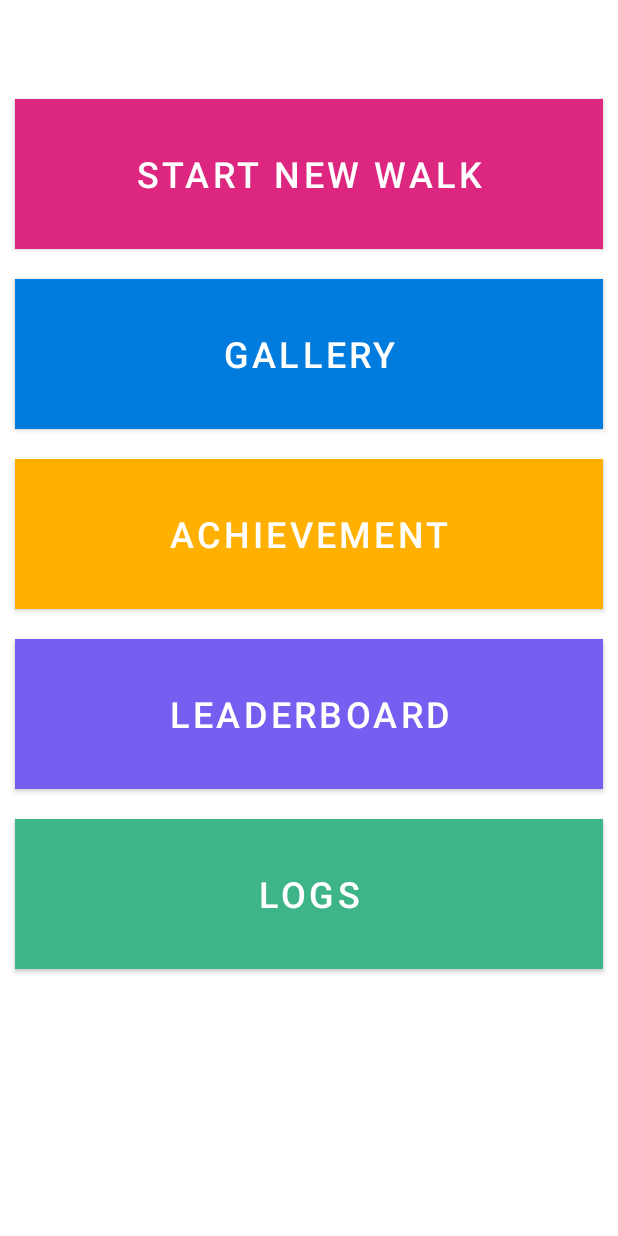
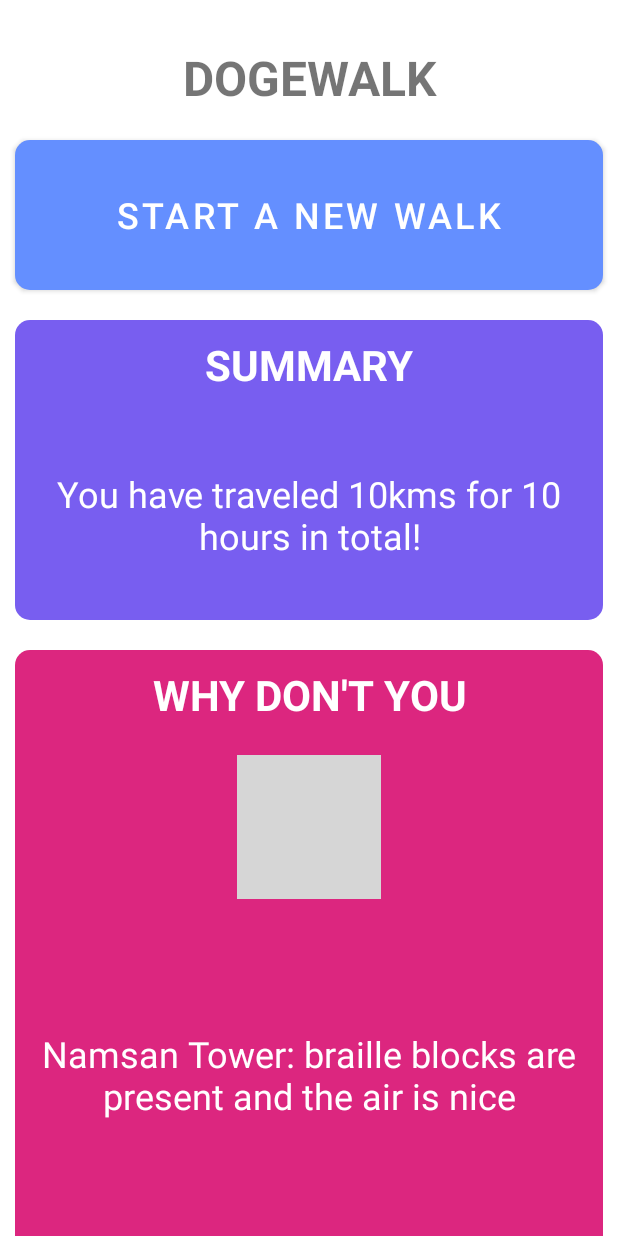
Before and after one commit to chang-jin/muc-2022-team7, an Android app: the screen it shows after launch (MainActivity), on a phone screen of 412 x 824 dp. Run offline under Robolectric (Android 15) with nearby library versions, the light colour scheme and no system bars; 4 statements that could not run were skipped; grey boxes are pictures that could not be loaded.

Commit message:
Main UI change

```diff
--- /dev/null
+++ b/app/src/main/res/drawable/button_blue0.xml
@@ -0,0 +1,21 @@
+<?xml version="1.0" encoding="utf-8"?>
+<selector xmlns:android="http://schemas.android.com/apk/res/android" >
+    <item android:state_pressed="true" >
+        <shape android:shape="rectangle"  >
+            <corners android:radius="10dip" />
+            <solid android:color="@color/ibm_skyblue"></solid>
+        </shape>
+    </item>
+    <item android:state_focused="true">
+        <shape android:shape="rectangle"  >
+            <corners android:radius="10dip" />
+            <solid android:color="@color/ibm_skyblue"></solid>
+        </shape>
+    </item>
+    <item >
+        <shape android:shape="rectangle"  >
+            <corners android:radius="10dip" />
+            <solid android:color="@color/ibm_skyblue"></solid>
+        </shape>
+    </item>
+</selector>
--- /dev/null
+++ b/app/src/main/res/drawable/button_magenta0.xml
@@ -0,0 +1,21 @@
+<?xml version="1.0" encoding="utf-8"?>
+<selector xmlns:android="http://schemas.android.com/apk/res/android" >
+    <item android:state_pressed="true" >
+        <shape android:shape="rectangle"  >
+            <corners android:radius="10dip" />
+            <solid android:color="@color/ibm_magenta"></solid>
+        </shape>
+    </item>
+    <item android:state_focused="true">
+        <shape android:shape="rectangle"  >
+            <corners android:radius="10dip" />
+            <solid android:color="@color/ibm_magenta"></solid>
+        </shape>
+    </item>
+    <item >
+        <shape android:shape="rectangle"  >
+            <corners android:radius="10dip" />
+            <solid android:color="@color/ibm_magenta"></solid>
+        </shape>
+    </item>
+</selector>
--- /dev/null
+++ b/app/src/main/res/drawable/button_purple0.xml
@@ -0,0 +1,21 @@
+<?xml version="1.0" encoding="utf-8"?>
+<selector xmlns:android="http://schemas.android.com/apk/res/android" >
+    <item android:state_pressed="true" >
+        <shape android:shape="rectangle"  >
+            <corners android:radius="10dip" />
+            <solid android:color="@color/ibm_purple"></solid>
+        </shape>
+    </item>
+    <item android:state_focused="true">
+        <shape android:shape="rectangle"  >
+            <corners android:radius="10dip" />
+            <solid android:color="@color/ibm_purple"></solid>
+        </shape>
+    </item>
+    <item >
+        <shape android:shape="rectangle"  >
+            <corners android:radius="10dip" />
+            <solid android:color="@color/ibm_purple"></solid>
+        </shape>
+    </item>
+</selector>
--- /dev/null
+++ b/app/src/main/res/drawable/button_yellow0.xml
@@ -0,0 +1,21 @@
+<?xml version="1.0" encoding="utf-8"?>
+<selector xmlns:android="http://schemas.android.com/apk/res/android" >
+    <item android:state_pressed="true" >
+        <shape android:shape="rectangle"  >
+            <corners android:radius="10dip" />
+            <solid android:color="@color/ibm_yellow"></solid>
+        </shape>
+    </item>
+    <item android:state_focused="true">
+        <shape android:shape="rectangle"  >
+            <corners android:radius="10dip" />
+            <solid android:color="@color/ibm_yellow"></solid>
+        </shape>
+    </item>
+    <item >
+        <shape android:shape="rectangle"  >
+            <corners android:radius="10dip" />
+            <solid android:color="@color/ibm_yellow"></solid>
+        </shape>
+    </item>
+</selector>
--- /dev/null
+++ b/app/src/main/res/drawable/view_blue0.xml
@@ -0,0 +1,21 @@
+<?xml version="1.0" encoding="utf-8"?>
+<selector xmlns:android="http://schemas.android.com/apk/res/android" >
+    <item android:state_pressed="true" >
+        <shape android:shape="rectangle"  >
+            <corners android:radius="10dip" />
+            <solid android:color="@color/ibm_skyblue"></solid>
+        </shape>
+    </item>
+    <item android:state_focused="true">
+        <shape android:shape="rectangle"  >
+            <corners android:radius="10dip" />
+            <solid android:color="@color/ibm_skyblue"></solid>
+        </shape>
+    </item>
+    <item >
+        <shape android:shape="rectangle"  >
+            <corners android:radius="10dip" />
+            <solid android:color="@color/ibm_skyblue"></solid>
+        </shape>
+    </item>
+</selector>
--- /dev/null
+++ b/app/src/main/res/drawable/view_magenta0.xml
@@ -0,0 +1,21 @@
+<?xml version="1.0" encoding="utf-8"?>
+<selector xmlns:android="http://schemas.android.com/apk/res/android" >
+    <item android:state_pressed="true" >
+        <shape android:shape="rectangle"  >
+            <corners android:radius="10dip" />
+            <solid android:color="@color/ibm_magenta"></solid>
+        </shape>
+    </item>
+    <item android:state_focused="true">
+        <shape android:shape="rectangle"  >
+            <corners android:radius="10dip" />
+            <solid android:color="@color/ibm_magenta"></solid>
+        </shape>
+    </item>
+    <item >
+        <shape android:shape="rectangle"  >
+            <corners android:radius="10dip" />
+            <solid android:color="@color/ibm_magenta"></solid>
+        </shape>
+    </item>
+</selector>
--- /dev/null
+++ b/app/src/main/res/drawable/view_purple0.xml
@@ -0,0 +1,21 @@
+<?xml version="1.0" encoding="utf-8"?>
+<selector xmlns:android="http://schemas.android.com/apk/res/android" >
+    <item android:state_pressed="true" >
+        <shape android:shape="rectangle"  >
+            <corners android:radius="10dip" />
+            <solid android:color="@color/ibm_purple"></solid>
+        </shape>
+    </item>
+    <item android:state_focused="true">
+        <shape android:shape="rectangle"  >
+            <corners android:radius="10dip" />
+            <solid android:color="@color/ibm_purple"></solid>
+        </shape>
+    </item>
+    <item >
+        <shape android:shape="rectangle"  >
+            <corners android:radius="10dip" />
+            <solid android:color="@color/ibm_purple"></solid>
+        </shape>
+    </item>
+</selector>
--- a/app/src/main/res/layout/activity_main.xml
+++ b/app/src/main/res/layout/activity_main.xml
@@ -1,4 +1,10 @@
 <?xml version="1.0" encoding="utf-8"?>
+
+<ScrollView
+    android:layout_width="match_parent"
+    android:layout_height="match_parent"
+    xmlns:android="http://schemas.android.com/apk/res/android">
+
 <LinearLayout xmlns:android="http://schemas.android.com/apk/res/android"
     xmlns:app="http://schemas.android.com/apk/res-auto"
     xmlns:tools="http://schemas.android.com/tools"
@@ -6,26 +12,138 @@
     android:layout_width="match_parent"
     android:layout_height="match_parent"
     android:orientation="vertical"
-    android:paddingTop="?attr/actionBarSize">
+    android:paddingTop="10dp">
 
+    <TextView
+        android:id="@+id/main_header"
+        android:text="@string/main_header"
+
+
+        android:layout_width="match_parent"
+        android:layout_height="match_parent"
+        android:gravity="center"
+        android:textAlignment="center"
+        android:paddingTop="20dp"
+
+        android:paddingBottom="10dp"
+        android:textStyle="bold"
+        android:textAllCaps="true"
+        android:textSize="32dp"
+        />
 
     <Button
         android:id="@+id/start_recording"
         android:layout_width="match_parent"
         android:layout_height="100dp"
         android:layout_margin="10dp"
-        android:background="#DC267F"
-        android:text="Start new walk"
+        android:background="@drawable/button_blue0"
+        android:text="Start a new walk"
         android:textColor="@color/white"
         android:textSize="24sp"
         app:backgroundTint="@null" />
+
+
+    <LinearLayout
+        android:id="@+id/main_summary"
+        android:layout_width="match_parent"
+        android:layout_height="200dp"
+        android:orientation="vertical"
+
+        android:layout_margin="10dp"
+        android:background="@drawable/view_purple0"
+
+        >
+
+        <TextView
+        android:id="@+id/main_summary_title"
+        android:text="Summary"
+
+        android:layout_width="match_parent"
+        android:layout_height="50dp"
+        android:layout_margin="10dp"
+        android:textColor="@color/white"
+        android:textSize="28sp"
+
+        android:gravity="center"
+        android:textAlignment="center"
+        android:paddingBottom="10dp"
+        android:textStyle="bold"
+        android:textAllCaps="true" />
+
+        <TextView
+        android:id="@+id/main_summary_content"
+        android:layout_width="match_parent"
+            android:layout_height="100dp"
+
+        android:layout_margin="10dp"
+        android:layout_below="@id/main_summary_title"
+        android:text="You have traveled 10kms for 10 hours in total!"
+        android:textColor="@color/white"
+            android:gravity="center"
+            android:textAlignment="center"
+        android:textSize="24sp" />
+
+    </LinearLayout>
+
+
+    <LinearLayout
+        android:id="@+id/main_suggest"
+        android:layout_width="match_parent"
+        android:layout_height="400dp"
+        android:orientation="vertical"
+
+        android:layout_margin="10dp"
+        android:background="@drawable/view_magenta0"
+
+        >
+
+        <TextView
+            android:id="@+id/main_suggest_title"
+            android:text="Why don't you"
+
+            android:layout_width="match_parent"
+            android:layout_height="50dp"
+            android:layout_margin="10dp"
+            android:textColor="@color/white"
+            android:textSize="28sp"
+
+            android:gravity="center"
+            android:textAlignment="center"
+            android:paddingBottom="10dp"
+            android:textStyle="bold"
+            android:textAllCaps="true" />
+
+        <ImageView
+            android:id="@+id/main_suggest_img"
+            android:background="@drawable/namsan"
+            android:layout_width="wrap_content"
+            android:layout_height="wrap_content"
+            android:gravity="center"
+            android:layout_gravity="center"
+            />
+
+
+
+        <TextView
+            android:id="@+id/main_suggest_content"
+            android:layout_width="match_parent"
+            android:layout_height="match_parent"
+
+            android:layout_margin="10dp"
+            android:text="Namsan Tower: braille blocks are present and the air is nice"
+            android:textColor="@color/white"
+            android:gravity="center"
+            android:textAlignment="center"
+            android:textSize="24sp" />
+
+    </LinearLayout>
 
     <Button
         android:id="@+id/gallery"
         android:layout_width="match_parent"
         android:layout_height="100dp"
         android:layout_margin="10dp"
-        android:background="#007BDE"
+        android:background="@drawable/button_magenta0"
         android:text="Gallery"
         android:textColor="@color/white"
         android:textSize="24sp"
@@ -36,8 +154,8 @@
         android:layout_width="match_parent"
         android:layout_height="100dp"
         android:layout_margin="10dp"
-        android:background="#FFB000"
-        android:text="Achievement"
+        android:background="@drawable/button_yellow0"
+        android:text="Achievements"
         android:textColor="@color/white"
         android:textSize="24sp"
         app:backgroundTint="@null" />
@@ -47,7 +165,7 @@
         android:layout_width="match_parent"
         android:layout_height="100dp"
         android:layout_margin="10dp"
-        android:background="#785EF0"
+        android:background="@drawable/button_purple0"
         android:text="Leaderboard"
         android:textColor="@color/white"
         android:textSize="24sp"
@@ -58,10 +176,13 @@
         android:layout_width="match_parent"
         android:layout_height="100dp"
         android:layout_margin="10dp"
-        android:background="#3EB489"
+        android:background="@drawable/button_magenta0"
         android:text="Logs"
         android:textColor="@color/white"
         android:textSize="24sp"
         app:backgroundTint="@null" />
 
+
+
 </LinearLayout>
+</ScrollView>
--- a/app/src/main/res/values/colors.xml
+++ b/app/src/main/res/values/colors.xml
@@ -7,4 +7,10 @@
     <color name="teal_700">#FF018786</color>
     <color name="black">#FF000000</color>
     <color name="white">#FFFFFFFF</color>
+
+    <color name="ibm_skyblue">#648fff</color>
+    <color name="ibm_purple">#785ef0</color>
+    <color name="ibm_magenta">#dc267f</color>
+    <color name="ibm_orange">#fe6100</color>
+    <color name="ibm_yellow">#ffb000</color>
 </resources>
--- a/app/src/main/res/values/strings.xml
+++ b/app/src/main/res/values/strings.xml
@@ -1,9 +1,11 @@
 <resources>
+    <string name="main_header">DogeWalk</string>
     <string name="app_name">DogeWalk</string>
     <string name="title_home">Home</string>
     <string name="title_photo">Photo</string>
     <string name="title_record">Record</string>
     <string name="title_quest">Quest</string>
+
     <string name="game_services_project_id" translatable="false">601775852778</string>
     <string name="leaderboard_id" translatable="false">CgkI6pmL5cEREAIQAQ</string>
     <string name="maps_api_key">AIzaSyBBzPMiSQlfgcnZkuP_g45oYJS11wmi9Sc</string>
```
